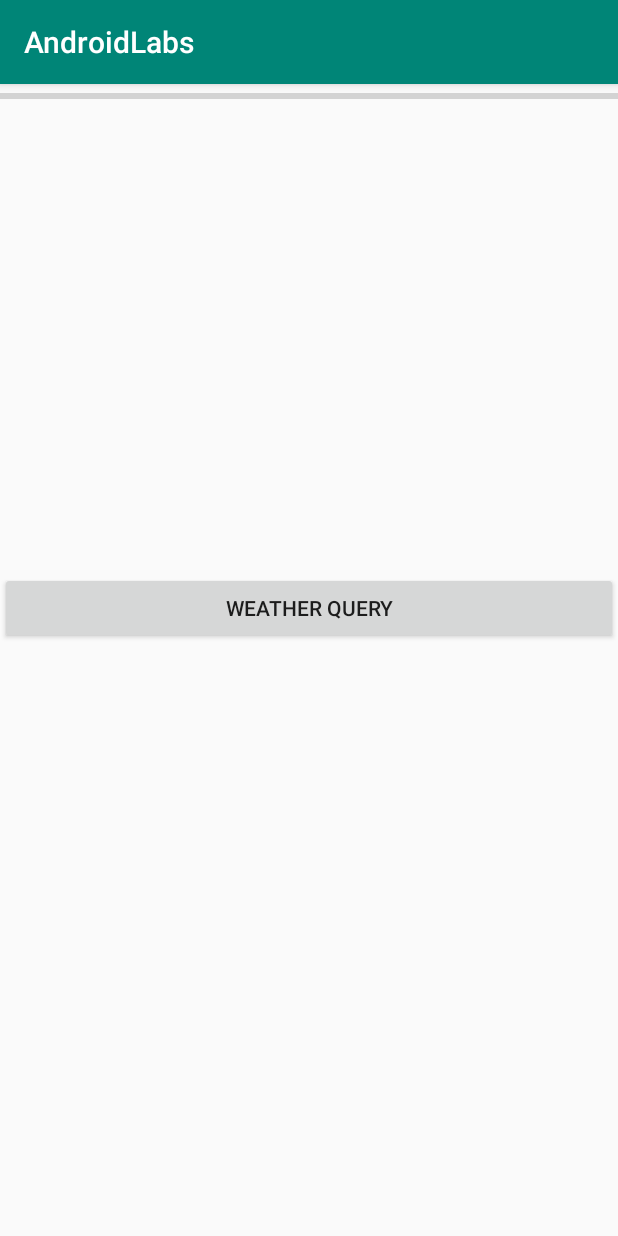
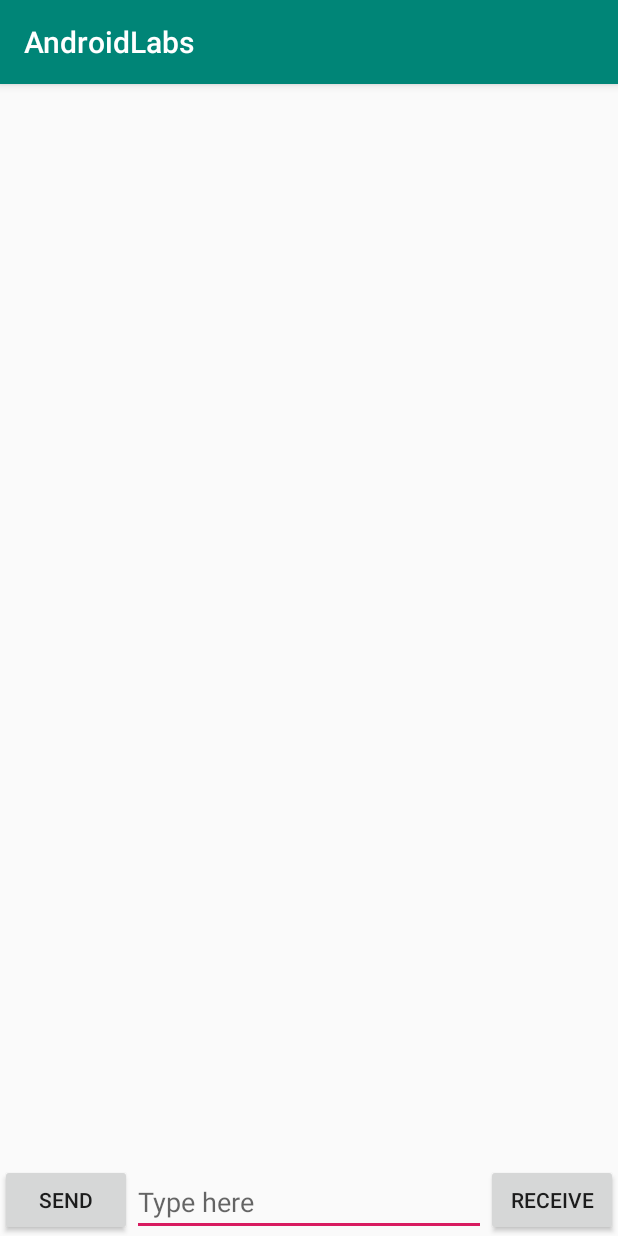
Before and after one commit to synleon/CST2335, an Android app: the screen it shows after launch (WeatherForecast before the commit, ChatRoomActivity after it), on a phone screen of 412 x 824 dp. Run offline under Robolectric (Android 15) with nearby library versions, the phone set to English and light mode, and no system bars.

Commit message:
lab7 finished!

```diff
--- a/app/build.gradle
+++ b/app/build.gradle
@@ -27,6 +27,7 @@ dependencies {
     implementation fileTree(include: ['*.jar'], dir: 'libs')
     implementation 'com.android.support:appcompat-v7:28.0.0'
     implementation 'com.android.support.constraint:constraint-layout:1.1.3'
+    implementation 'com.android.support:support-v4:28.0.0'
     testImplementation 'junit:junit:4.12'
     androidTestImplementation 'com.android.support.test:runner:1.0.2'
     androidTestImplementation 'com.android.support.test.espresso:espresso-core:3.0.2'
--- a/app/src/main/AndroidManifest.xml
+++ b/app/src/main/AndroidManifest.xml
@@ -5,6 +5,7 @@
     <uses-feature
         android:name="android.hardware.Camera2"
         android:required="true" />
+
     <uses-permission android:name="android.permission.INTERNET" />
 
     <application
@@ -15,14 +16,15 @@
         android:supportsRtl="true"
         android:theme="@style/AppTheme"
         android:usesCleartextTraffic="true">
-        <activity android:name=".WeatherForecast">
+        <activity android:name=".ContainerActivity"></activity>
+        <activity android:name=".WeatherForecast" />
+        <activity android:name=".ChatRoomActivity">
             <intent-filter>
                 <action android:name="android.intent.action.MAIN" />
 
                 <category android:name="android.intent.category.LAUNCHER" />
             </intent-filter>
         </activity>
-        <activity android:name=".ChatRoomActivity" />
         <activity android:name=".ProfileActivity" />
         <activity android:name=".MainActivity" />
     </application>
--- /dev/null
+++ b/app/src/main/res/layout-sw720dp/activity_chatroom.xml
@@ -0,0 +1,48 @@
+<?xml version="1.0" encoding="utf-8"?>
+<RelativeLayout xmlns:android="http://schemas.android.com/apk/res/android"
+    xmlns:tools="http://schemas.android.com/tools"
+    android:layout_width="match_parent"
+    android:layout_height="wrap_content"
+    android:orientation="vertical">
+
+    <ListView
+        android:id="@+id/listConversation"
+        android:layout_width="300dp"
+        android:layout_height="wrap_content"
+        android:layout_above="@+id/editTextChatMsg"
+        android:layout_alignParentStart="true"
+        android:layout_alignParentTop="true" />
+
+    <Button
+        android:id="@+id/buttonSend"
+        android:layout_width="wrap_content"
+        android:layout_height="wrap_content"
+        android:layout_alignParentBottom="true"
+        android:layout_alignParentStart="true"
+        android:text="@string/ButtonText_Send" />
+
+    <EditText
+        android:id="@+id/editTextChatMsg"
+        android:layout_width="wrap_content"
+        android:layout_height="wrap_content"
+        android:layout_alignParentBottom="true"
+        android:layout_toStartOf="@id/buttonReceive"
+        android:layout_toEndOf="@id/buttonSend"
+        android:hint="@string/HintText_chat"
+        android:inputType="textPersonName" />
+
+    <Button
+        android:id="@+id/buttonReceive"
+        android:layout_width="wrap_content"
+        android:layout_height="wrap_content"
+        android:layout_alignParentBottom="true"
+        android:layout_alignEnd="@id/listConversation"
+        android:text="@string/ButtonText_Receive" />
+    <FrameLayout
+        android:id="@+id/fragmentLocation"
+        android:layout_width="match_parent"
+        android:layout_height="match_parent"
+        android:layout_toEndOf="@id/listConversation"
+        android:layout_alignParentEnd="true"
+        android:background="@color/colorPrimaryDark" />
+</RelativeLayout>
--- a/app/src/main/res/values/strings.xml
+++ b/app/src/main/res/values/strings.xml
@@ -25,4 +25,7 @@
     <string name="ButtonText_Receive">Receive</string>
     <string name="HintText_chat">Type here</string>
     <string name="ButtonText_StartWeatherQuery">Weather Query</string>
+
+    <!-- TODO: Remove or change this placeholder text -->
+    <string name="hello_blank_fragment">Hello blank fragment</string>
 </resources>
```
Also changed, not shown: app/src/main/java/com/example/androidlabs/ChatRoomActivity.java (+77 -2 lines), app/src/main/java/com/example/androidlabs/ContainerActivity.java (added, +25 -0 lines), app/src/main/java/com/example/androidlabs/DetailFragment.java (added, +72 -0 lines), app/src/main/java/com/example/androidlabs/WeatherForecast.java (+1 -15 lines), app/src/main/res/layout/activity_container.xml (added, +8 -0 lines), app/src/main/res/layout/fragment_detail.xml (added, +33 -0 lines).
